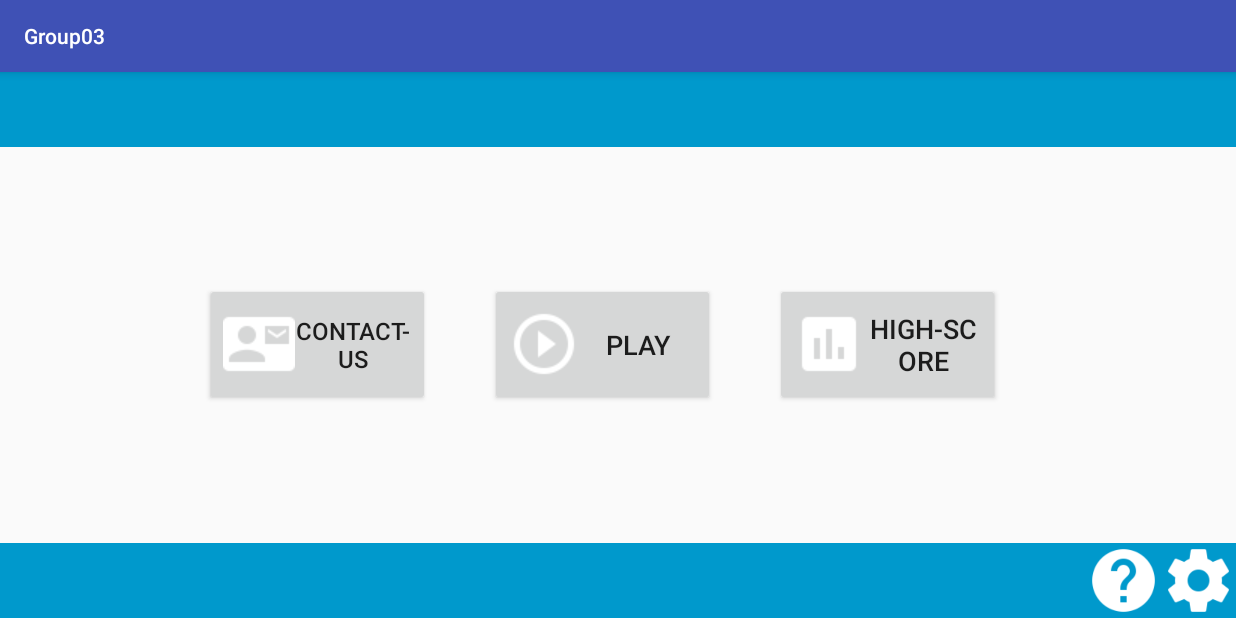
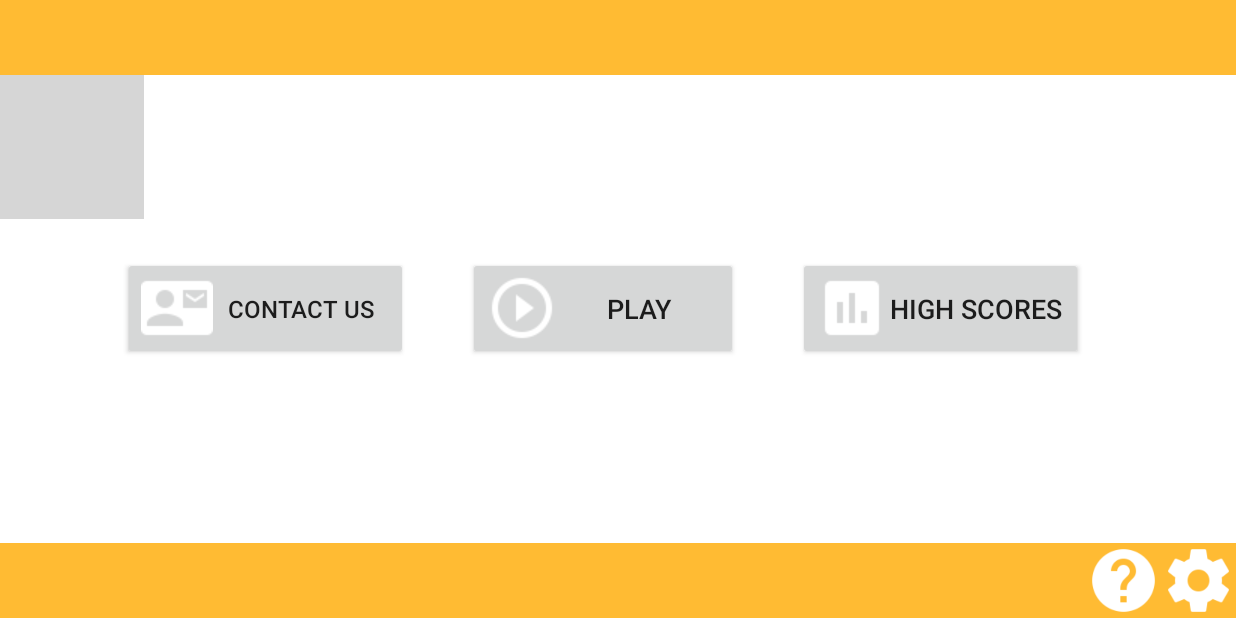
Before and after one commit to punlife/SoftwareEngineering_Year2_AndroidApp, an Android app: the MainActivity screen opened directly, with no data from a screen before it, on a phone screen of 824 x 412 dp (held sideways). Run offline under Robolectric (Android 15) with nearby library versions, the phone set to English and light mode, and no system bars; Roboto replaces fonts that are not available here; grey boxes are pictures that could not be loaded.

Commit message:
-Minor changes to layout, colours and new logo added

```diff
--- a/src/src/main/java/com/com2027/group03/MainActivity.java
+++ b/src/src/main/java/com/com2027/group03/MainActivity.java
@@ -1,9 +1,11 @@
 package com.com2027.group03;
 
 import android.content.Intent;
+import android.support.v7.app.ActionBar;
 import android.support.v7.app.AppCompatActivity;
 import android.os.Bundle;
 import android.view.View;
+import android.view.Window;
 import android.widget.Button;
 import android.widget.ImageView;
 
@@ -13,6 +15,8 @@ public class MainActivity extends AppCompatActivity {
     protected void onCreate(Bundle savedInstanceState) {
         super.onCreate(savedInstanceState);
         setContentView(R.layout.activity_main);
+        ActionBar actionBar = getSupportActionBar();
+        actionBar.hide();
 
         //Intent intent = new Intent(this, TestSpritesActivity.class);
         //startActivity(intent);
--- a/src/src/main/res/layout/activity_main.xml
+++ b/src/src/main/res/layout/activity_main.xml
@@ -1,5 +1,6 @@
 <?xml version="1.0" encoding="utf-8"?>
 <RelativeLayout xmlns:android="http://schemas.android.com/apk/res/android"
+    xmlns:app="http://schemas.android.com/apk/res-auto"
     xmlns:tools="http://schemas.android.com/tools"
     android:layout_width="match_parent"
     android:layout_height="match_parent"
@@ -9,16 +10,17 @@
     <RelativeLayout
         android:layout_width="match_parent"
         android:layout_height="50dp"
+        android:background="@android:color/holo_orange_light"
+        android:id="@+id/linearLayout"
+        android:orientation="horizontal"
         android:layout_alignParentTop="true"
-        android:background="@android:color/holo_blue_dark"
-        android:id="@+id/linearLayout"
-        android:orientation="horizontal"></RelativeLayout>
+        android:layout_alignParentStart="true"></RelativeLayout>
 
     <RelativeLayout
         android:layout_width="match_parent"
         android:layout_height ="wrap_content"
         android:layout_alignParentBottom="true"
-        android:background="@android:color/holo_blue_dark">
+        android:background="@android:color/holo_orange_light">
         <LinearLayout
             android:layout_width="wrap_content"
             android:layout_height="wrap_content"
@@ -42,38 +44,59 @@
     <RelativeLayout
         android:layout_width="match_parent"
         android:layout_height="wrap_content"
-        android:layout_centerInParent="true">
+        android:layout_centerInParent="true"
+        android:id="@+id/relativeLayout2">
+
         <LinearLayout
             android:layout_width="match_parent"
             android:layout_height="wrap_content"
+            android:layout_alignParentTop="true"
+            android:gravity="center"
             android:orientation="horizontal"
-            android:gravity="center"
             android:weightSum="1">
+
             <Button
                 android:id="@+id/contactUs_button"
-            android:layout_width="150dp"
-            android:layout_height="82dp"
+                android:layout_width="190dp"
+                android:layout_height="match_parent"
                 android:layout_marginRight="40dp"
-            android:text="Contact-Us"
-            android:textSize="16dp"
-            android:drawableLeft="@drawable/button_contactus"/>
+                android:drawableLeft="@drawable/button_contactus"
+                android:text="Contact us"
+                android:textSize="16dp" />
 
             <Button
                 android:id="@+id/play_button"
-            android:layout_width="150dp"
-            android:layout_height="82dp"
+                android:layout_width="180dp"
+                android:layout_height="match_parent"
+                android:layout_marginRight="40dp"
+                android:drawableLeft="@drawable/button_play"
                 android:text="Play"
-            android:textSize="18dp"
-            android:layout_marginRight="40dp"
-            android:drawableLeft="@drawable/button_play"/>
+                android:textSize="18dp" />
+
             <Button
                 android:id="@+id/highScore_button"
-            android:layout_width="150dp"
-            android:layout_height="82dp"
-            android:text="High-Score"
-            android:textSize="18dp"
+                android:layout_width="190dp"
+                android:layout_height="match_parent"
                 android:layout_marginRight="20dp"
-            android:drawableLeft="@drawable/button_highscore"/>
+                android:drawableLeft="@drawable/button_highscore"
+                android:text="High Scores"
+                android:textSize="18dp" />
         </LinearLayout>
     </RelativeLayout>
+
+    <RelativeLayout
+        android:id="@+id/relativeLayout4"
+        android:layout_width="match_parent"
+        android:layout_height="50dp"
+        android:layout_above="@+id/relativeLayout2"
+        android:layout_alignParentStart="true"
+        android:layout_below="@+id/linearLayout">
+
+        <ImageView
+            android:id="@+id/imageView"
+            android:layout_width="wrap_content"
+            android:layout_height="wrap_content"
+            android:layout_weight="1"
+            app:srcCompat="@drawable/logo" />
     </RelativeLayout>
+</RelativeLayout>
--- a/src/src/main/res/values/colors.xml
+++ b/src/src/main/res/values/colors.xml
@@ -1,6 +1,6 @@
 <?xml version="1.0" encoding="utf-8"?>
 <resources>
-    <color name="colorPrimary">#3F51B5</color>
+    <color name="colorPrimary">#3f51b5</color>
     <color name="colorPrimaryDark">#303F9F</color>
     <color name="colorAccent">#FF4081</color>
 </resources>
--- a/src/src/main/res/values/strings.xml
+++ b/src/src/main/res/values/strings.xml
@@ -30,18 +30,6 @@
         ]]>
     </string>
 
-    <string name="app_name">Group03</string>
-    <string name="welcome_contact_message">Please fill in the form below in order to get in touch with us about any issues that might have come up through \n use of the app. Or if there is something that you liked, you \n can let us know about that too!</string>
-    <string name="name_label">\n \n Please Enter Your Full Name</string>
-    <string name="full_name">FULL NAME</string>
-    <string name="nature">\n \n What is the nature of your email?</string>
-    <string name="email_label">\n \n Please Enter Your Email Address</string>
-    <string name="email">EMAIL</string>
-    <string name="message_label">\n \n Please Enter Your Message</string>
-    <string name="message">MESSAGE</string>
-    <string name="send_button">SEND</string>
-    <string name="alert_message">No app to send the email was found</string>
-    <string name="okay_button">OKAY</string>
     <string name="title_activity_settings">Settings</string>
 
     <!-- Strings related to Settings -->
--- a/src/src/main/res/values/styles.xml
+++ b/src/src/main/res/values/styles.xml
@@ -3,9 +3,11 @@
     <!-- Base application theme. -->
     <style name="AppTheme" parent="Theme.AppCompat.Light.DarkActionBar">
         <!-- Customize your theme here. -->
-        <item name="colorPrimary">@color/colorPrimary</item>
-        <item name="colorPrimaryDark">@color/colorPrimaryDark</item>
-        <item name="colorAccent">@color/colorAccent</item>
+        <item name="colorPrimary">@android:color/holo_orange_dark</item>
+        <item name="colorPrimaryDark">@android:color/holo_orange_dark</item>
+        <item name="colorAccent">@android:color/darker_gray</item>
+        <item name="android:statusBarColor">?android:attr/colorForeground</item>
+        <item name="android:colorBackground">@android:color/background_light</item>
     </style>
 
     <style name="AppTheme.CustomPopupTheme" >
```
Also changed, not shown: 1 other file. Lines whose indentation alone changed are shown as unchanged.
